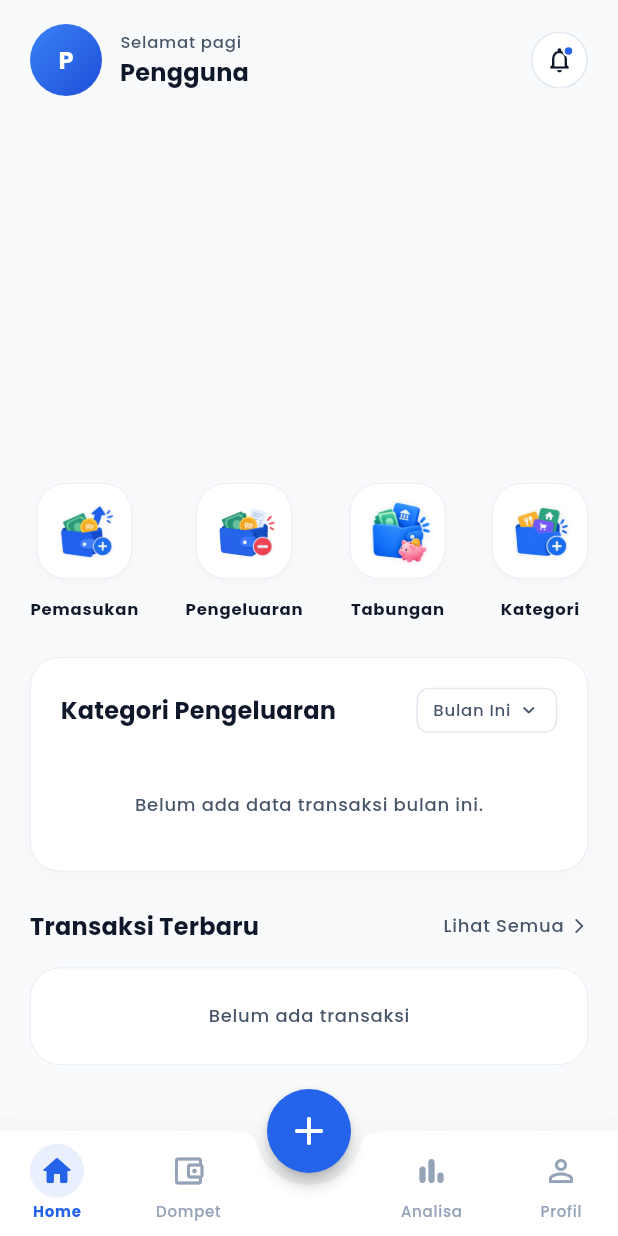
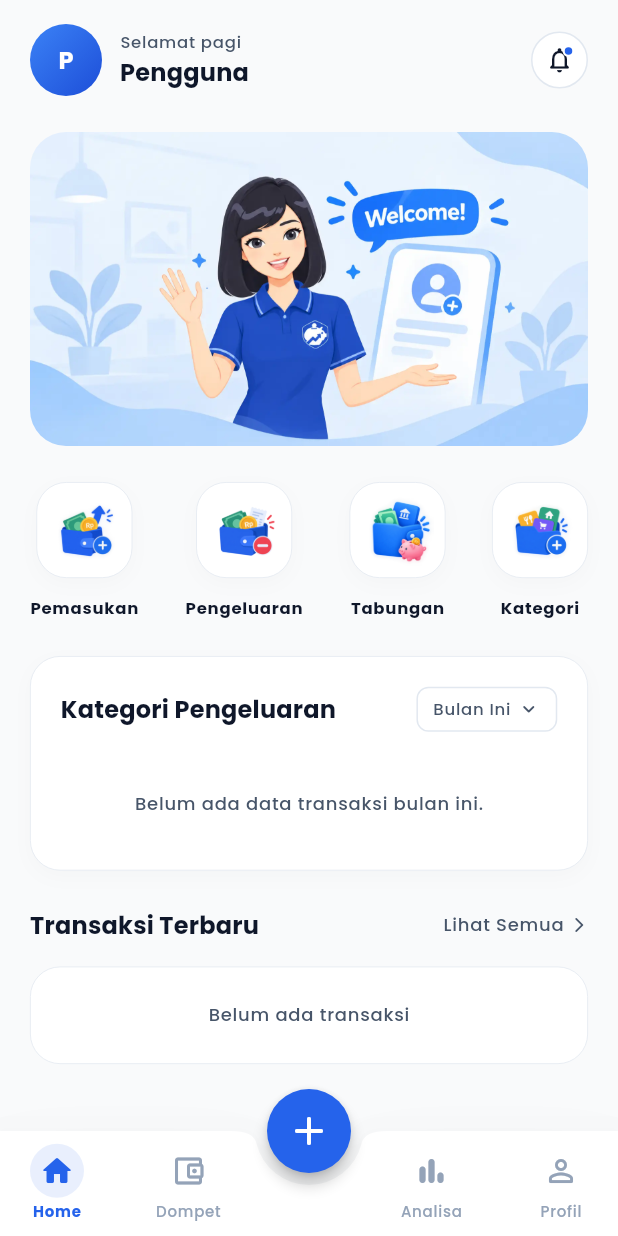
Before and after one commit to donisettt/nyimpeun, a Flutter app: the DashboardPage screen opened by its route, on a phone screen of 412 x 824 dp. Run offline on Flutter 3.47's test engine with Material 3 defaults, Android fonts, the light colour scheme and no system bars; our stand-ins replace cached_network_image, connectivity_plus, dio, equatable, firebase_core, firebase_messaging and 9 more; accounts and stored records are empty.

Commit message:
fix: auth flow, supabase error extraction, and dashboard empty state

```diff
--- a/lib/features/auth/domain/repositories/auth_repository.dart
+++ b/lib/features/auth/domain/repositories/auth_repository.dart
@@ -19,6 +19,9 @@ abstract class AuthRepository {
 
   /// Ambil user yang sedang login
   Future<UserEntity?> getCurrentUser();
+
+  /// Cek apakah sesi aktif
+  Future<bool> hasSession();
 
   /// Refresh session token
   Future<void> refreshSession();
--- a/lib/features/dashboard/presentation/views/dashboard_page.dart
+++ b/lib/features/dashboard/presentation/views/dashboard_page.dart
@@ -105,6 +105,7 @@ class _DashboardPageState extends ConsumerState<DashboardPage> {
     final authState = ref.watch(authStateNotifierProvider);
     final user = authState is AuthAuthenticated ? authState.user : null;
     final l10n = DashboardL10n.of(ref.watch(languageProvider));
+    final analyticsState = ref.watch(analyticsProvider);
 
     return Scaffold(
       backgroundColor: const Color(0xFFF9FAFB),
@@ -129,13 +130,29 @@ class _DashboardPageState extends ConsumerState<DashboardPage> {
                       },
                     ),
                     const SizedBox(height: 24),
-                    const DashboardBalanceCard(),
-                    // Spacing is handled internally by DashboardBalanceCard's shadow margin
+
+                    if (analyticsState.wallets.isEmpty && !analyticsState.isLoading)
+                      Padding(
+                        padding: const EdgeInsets.only(bottom: 24),
+                        child: ClipRRect(
+                          borderRadius: BorderRadius.circular(24),
+                          child: Image.asset(
+                            'assets/images/home/banner_home.webp',
+                            width: double.infinity,
+                            fit: BoxFit.fitWidth,
+                          ),
+                        ),
+                      )
+                    else
+                      const DashboardBalanceCard(),
+
+                    // Cards lainnya tetap muncul di bawahnya
                     const DashboardQuickActions(),
                     const SizedBox(height: 24),
                     const DashboardSpendingSummary(),
                     const SizedBox(height: 24),
                     const DashboardRecentTransactions(),
+
                     const SizedBox(height: 32),
                   ],
                 ),
```
Also changed, not shown: lib/app/router/app_router.dart (+8 -0 lines), lib/core/network/api_interceptor.dart (+11 -8 lines), lib/features/auth/data/repositories/auth_repository_impl.dart (+27 -2 lines), lib/features/auth/presentation/viewmodels/login_viewmodel.dart (+4 -7 lines), assets/images/home/banner_home.webp (added).
